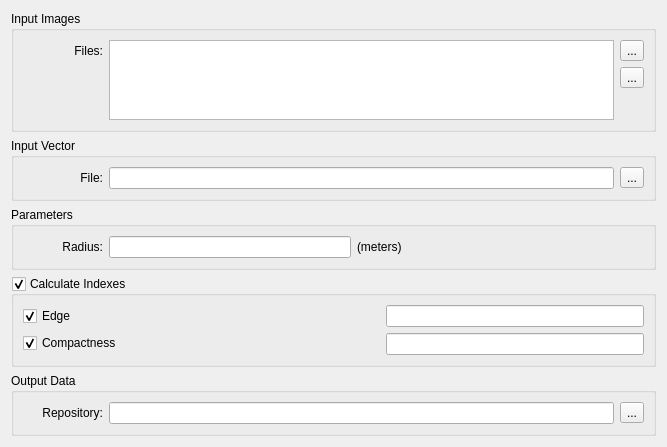
Old version of the form src/terralib_mod_growth_qt/ui/ReclassifyWidgetForm.ui in the repository ericabreu82/urban_analysis.
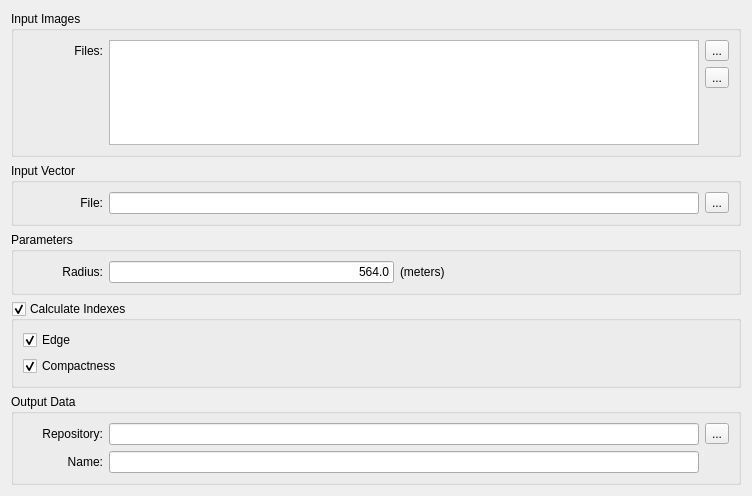
New version of the form.

Commit message: reclassify widget implemented.

```diff
--- a/src/terralib_mod_growth_qt/ui/ReclassifyWidgetForm.ui
+++ b/src/terralib_mod_growth_qt/ui/ReclassifyWidgetForm.ui
@@ -6,8 +6,8 @@
    <rect>
     <x>0</x>
     <y>0</y>
-    <width>667</width>
-    <height>447</height>
+    <width>752</width>
+    <height>496</height>
    </rect>
   </property>
   <property name="windowTitle">
@@ -45,12 +45,6 @@
           </item>
           <item row="0" column="1" rowspan="3">
            <widget class="QListWidget" name="m_imgFilesListWidget">
-            <property name="maximumSize">
-             <size>
-              <width>16777215</width>
-              <height>100</height>
-             </size>
-            </property>
             <property name="dragDropMode">
              <enum>QAbstractItemView::InternalMove</enum>
             </property>
@@ -71,6 +65,9 @@
             <property name="orientation">
              <enum>Qt::Vertical</enum>
             </property>
+            <property name="sizeType">
+             <enum>QSizePolicy::Minimum</enum>
+            </property>
             <property name="sizeHint" stdset="0">
              <size>
               <width>20</width>
@@ -91,6 +88,9 @@
             <property name="orientation">
              <enum>Qt::Vertical</enum>
             </property>
+            <property name="sizeType">
+             <enum>QSizePolicy::Minimum</enum>
+            </property>
             <property name="sizeHint" stdset="0">
              <size>
               <width>20</width>
@@ -132,7 +132,11 @@
            </widget>
           </item>
           <item row="0" column="1">
-           <widget class="QLineEdit" name="m_vecFileLineEdit"/>
+           <widget class="QLineEdit" name="m_vecFileLineEdit">
+            <property name="readOnly">
+             <bool>true</bool>
+            </property>
+           </widget>
           </item>
           <item row="0" column="2">
            <widget class="QToolButton" name="m_reclassAddVecToolButton">
@@ -175,6 +179,9 @@
           </item>
           <item row="0" column="1">
            <widget class="QLineEdit" name="m_reclassRadiusLineEdit">
+            <property name="text">
+             <string>564.0</string>
+            </property>
             <property name="alignment">
              <set>Qt::AlignRight|Qt::AlignTrailing|Qt::AlignVCenter</set>
             </property>
@@ -219,6 +226,19 @@
        <layout class="QGridLayout" name="gridLayout_10">
         <item row="0" column="0">
          <layout class="QGridLayout" name="gridLayout_9">
+          <item row="0" column="1">
+           <spacer name="horizontalSpacer_2">
+            <property name="orientation">
+             <enum>Qt::Horizontal</enum>
+            </property>
+            <property name="sizeHint" stdset="0">
+             <size>
+              <width>40</width>
+              <height>20</height>
+             </size>
+            </property>
+           </spacer>
+          </item>
           <item row="0" column="0">
            <layout class="QGridLayout" name="gridLayout_7">
             <item row="1" column="0">
@@ -243,43 +263,6 @@
             </item>
            </layout>
           </item>
-          <item row="0" column="1">
-           <spacer name="horizontalSpacer_2">
-            <property name="orientation">
-             <enum>Qt::Horizontal</enum>
-            </property>
-            <property name="sizeHint" stdset="0">
-             <size>
-              <width>40</width>
-              <height>20</height>
-             </size>
-            </property>
-           </spacer>
-          </item>
-          <item row="0" column="2">
-           <layout class="QGridLayout" name="gridLayout_8">
-            <item row="1" column="0">
-             <widget class="QLineEdit" name="m_indexesCompactnessLineEdit">
-              <property name="enabled">
-               <bool>true</bool>
-              </property>
-              <property name="readOnly">
-               <bool>true</bool>
-              </property>
-             </widget>
-            </item>
-            <item row="0" column="0">
-             <widget class="QLineEdit" name="m_indexesEdgeLineEdit">
-              <property name="enabled">
-               <bool>true</bool>
-              </property>
-              <property name="readOnly">
-               <bool>true</bool>
-              </property>
-             </widget>
-            </item>
-           </layout>
-          </item>
          </layout>
         </item>
        </layout>
@@ -312,6 +295,13 @@
             </property>
            </widget>
           </item>
+          <item row="0" column="2">
+           <widget class="QToolButton" name="m_reclassOutputRepoToolButton">
+            <property name="text">
+             <string>...</string>
+            </property>
+           </widget>
+          </item>
           <item row="0" column="1">
            <widget class="QLineEdit" name="m_reclassOutputRepoLineEdit">
             <property name="minimumSize">
@@ -325,13 +315,19 @@
             </property>
            </widget>
           </item>
-          <item row="0" column="2">
-           <widget class="QToolButton" name="m_reclassOutputRepoToolButton">
+          <item row="1" column="0">
+           <widget class="QLabel" name="label_2">
             <property name="text">
-             <string>...</string>
+             <string>Name:</string>
+            </property>
+            <property name="alignment">
+             <set>Qt::AlignRight|Qt::AlignTrailing|Qt::AlignVCenter</set>
             </property>
            </widget>
           </item>
+          <item row="1" column="1">
+           <widget class="QLineEdit" name="m_reclassOutputNameLineEdit"/>
+          </item>
          </layout>
         </item>
        </layout>
```
Left out of the diff: 37 changed lines with no effect on the pictures. The commit also changes 11 other files.
